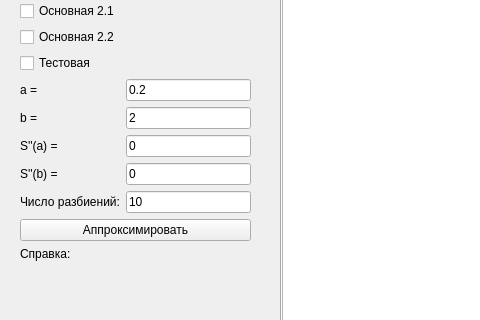
Old version of the form ui/design.ui in the repository lesnikowka/LabSpline; both pictures show x 0 to 480 and y 82 to 402 of the 1168 by 689 pixel window.
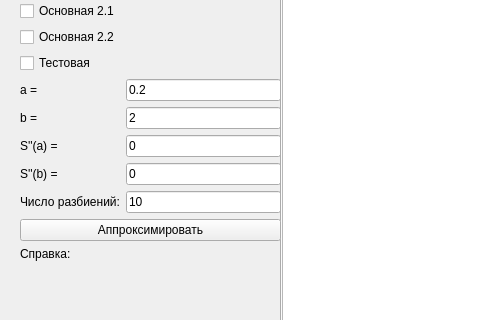
New version of the form.

Commit message: info width

Patch:
```diff
--- a/ui/design.ui
+++ b/ui/design.ui
@@ -122,7 +122,7 @@
      <rect>
       <x>20</x>
       <y>11</y>
-      <width>231</width>
+      <width>261</width>
       <height>621</height>
      </rect>
     </property>
```
The commit also changes 7 other files.
